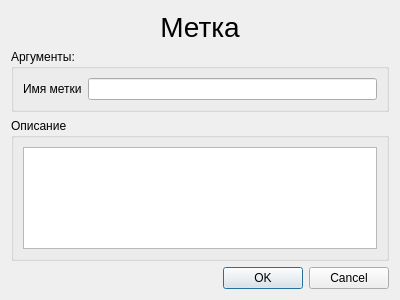
Xtail96/SML, file KAMEditor/gui/commands/labeldialog.ui: the form before one commit.
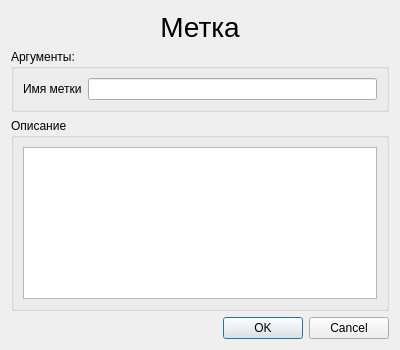
The form after the commit.

```diff
--- a/KAMEditor/gui/commands/labeldialog.ui
+++ b/KAMEditor/gui/commands/labeldialog.ui
@@ -7,7 +7,7 @@
     <x>0</x>
     <y>0</y>
     <width>400</width>
-    <height>300</height>
+    <height>350</height>
    </rect>
   </property>
   <property name="windowTitle">
```
Left out of the diff: 2 changed lines with no effect on the pictures.
